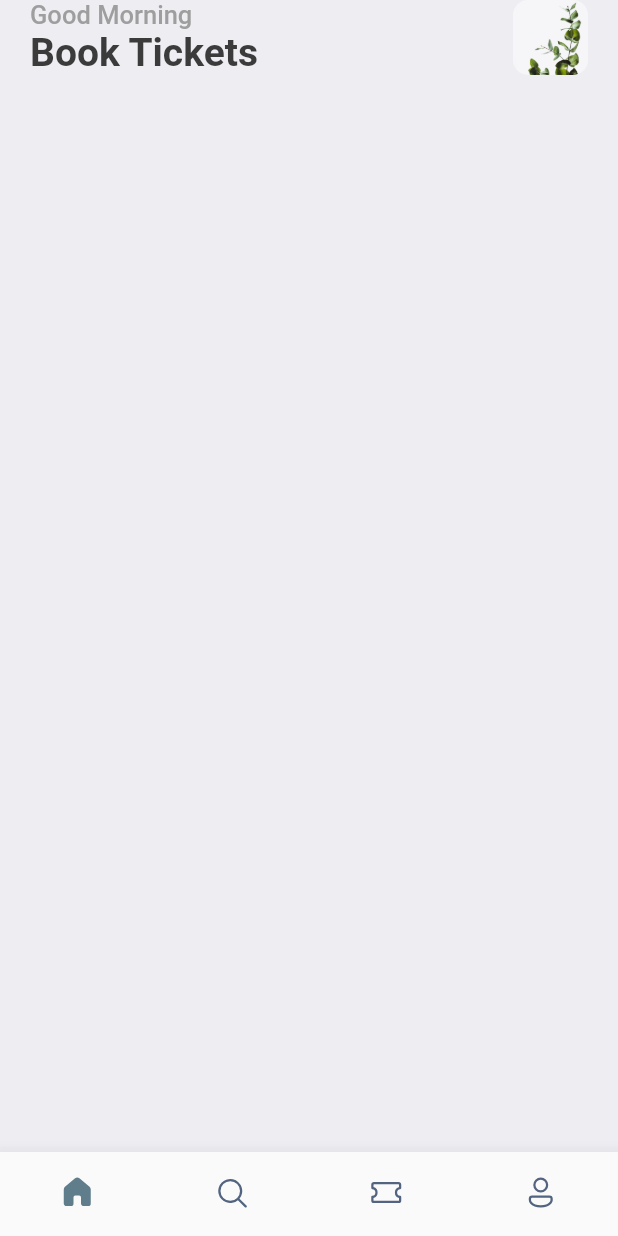
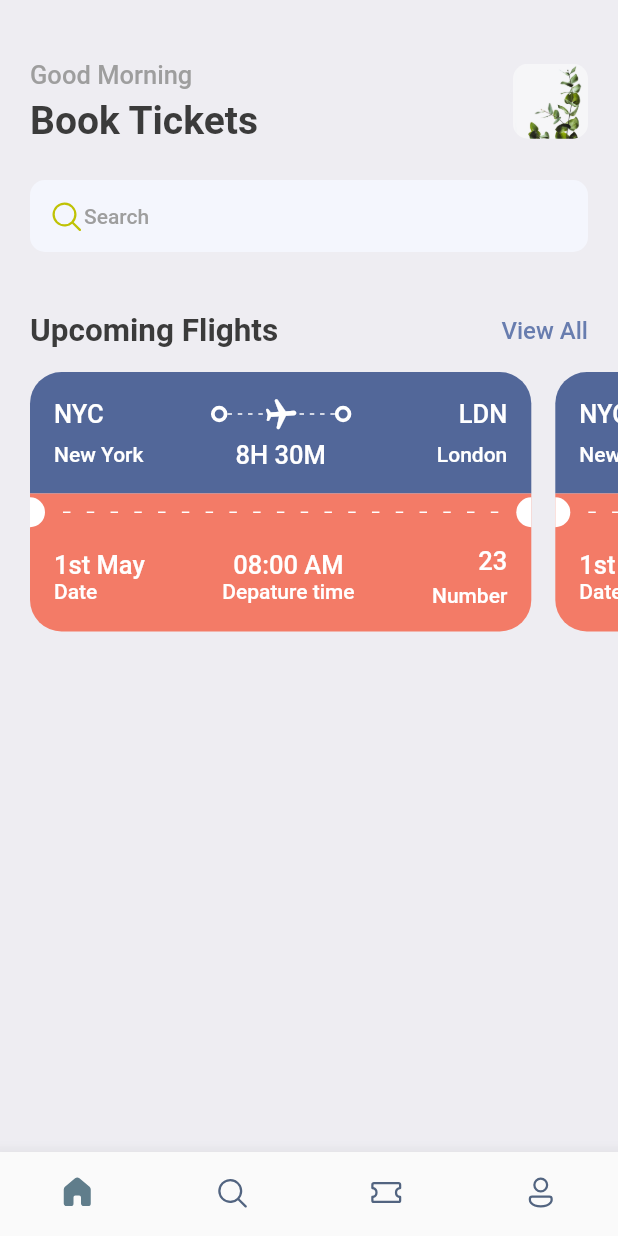
Before and after one commit to john9384/book_flight, a Flutter app: the screen it shows after launch, on a phone screen of 412 x 824 dp. Run offline on Flutter 3.47's test engine with Material 2 defaults, Android fonts, the phone set to English and light mode, and no system bars; our stand-ins replace fluentui_icons, gap.

Commit message:
added header and ticket section to home page

```diff
--- /dev/null
+++ b/lib/components/ticket_view.dart
@@ -0,0 +1,199 @@
+import 'package:flutter/material.dart';
+import 'package:gap/gap.dart';
+import 'package:my_first_flutter/utils/app_layout.dart';
+import 'package:my_first_flutter/utils/app_styles.dart';
+import 'package:my_first_flutter/widgets/thick_container.dart';
+
+class TicketView extends StatelessWidget {
+  const TicketView({Key? key}) : super(key: key);
+
+  @override
+  Widget build(BuildContext context) {
+    final size = AppLayout.getSize(context);
+    return SizedBox(
+      width: size.width * 0.85,
+      height: 200,
+      child: Container(
+        margin: const EdgeInsets.only(right: 16),
+        child: Column(children: [
+          Container(
+              decoration: const BoxDecoration(
+                color: Color(0xFF526799),
+                borderRadius: BorderRadius.only(
+                    topLeft: Radius.circular(21),
+                    topRight: Radius.circular(21)),
+              ),
+              padding: const EdgeInsets.all(16),
+              child: Column(
+                children: [
+                  Row(
+                    children: [
+                      Text("NYC",
+                          style: CustomStyles.headlineStyle3
+                              .copyWith(color: Colors.white)),
+                      const Spacer(),
+                      const ThickContainer(),
+                      Expanded(
+                          child: Stack(
+                        children: [
+                          SizedBox(
+                              height: 24,
+                              child: LayoutBuilder(
+                                builder: (BuildContext context,
+                                    BoxConstraints constraints) {
+                                  return Flex(
+                                    direction: Axis.horizontal,
+                                    mainAxisAlignment:
+                                        MainAxisAlignment.spaceBetween,
+                                    mainAxisSize: MainAxisSize.max,
+                                    children: List.generate(
+                                        (constraints.constrainWidth() / 6)
+                                            .floor(),
+                                        (index) => const SizedBox(
+                                            width: 3,
+                                            height: 1,
+                                            child: DecoratedBox(
+                                              decoration: BoxDecoration(
+                                                  color: Colors.white),
+                                            ))),
+                                  );
+                                },
+                              )),
+                          Center(
+                              child: Transform.rotate(
+                                  angle: 1.5,
+                                  child: const Icon(Icons.local_airport_rounded,
+                                      color: Colors.white))),
+                        ],
+                      )),
+                      const ThickContainer(),
+                      const Spacer(),
+                      Text("LDN",
+                          style: CustomStyles.headlineStyle3
+                              .copyWith(color: Colors.white))
+                    ],
+                  ),
+                  const Gap(5),
+                  Row(
+                    mainAxisAlignment: MainAxisAlignment.spaceBetween,
+                    children: [
+                      SizedBox(
+                        width: 100,
+                        child: Text("New York",
+                            style: CustomStyles.headlineStyle4
+                                .copyWith(color: Colors.white)),
+                      ),
+                      Text("8H 30M",
+                          style: CustomStyles.headlineStyle3
+                              .copyWith(color: Colors.white)),
+                      SizedBox(
+                        width: 100,
+                        child: Text("London",
+                            textAlign: TextAlign.end,
+                            style: CustomStyles.headlineStyle4
+                                .copyWith(color: Colors.white)),
+                      )
+                    ],
+                  )
+                ],
+              )),
+          Container(
+            color: CustomStyles.orangeColor,
+            child: Row(children: [
+              const SizedBox(
+                  height: 20,
+                  width: 10,
+                  child: DecoratedBox(
+                    decoration: BoxDecoration(
+                        color: Colors.white,
+                        borderRadius: BorderRadius.only(
+                            topRight: Radius.circular(10),
+                            bottomRight: Radius.circular(10))),
+                  )),
+              Expanded(
+                  child: Padding(
+                padding: const EdgeInsets.all(12.0),
+                child: LayoutBuilder(
+                  builder: (BuildContext context, BoxConstraints constraints) {
+                    return Flex(
+                      direction: Axis.horizontal,
+                      mainAxisAlignment: MainAxisAlignment.spaceBetween,
+                      mainAxisSize: MainAxisSize.max,
+                      children: List.generate(
+                          (constraints.constrainWidth() / 15).floor(),
+                          (index) => const SizedBox(
+                              width: 5,
+                              height: 1,
+                              child: DecoratedBox(
+                                decoration: BoxDecoration(color: Colors.white),
+                              ))),
+                    );
+                  },
+                ),
+              )),
+              const SizedBox(
+                  height: 20,
+                  width: 10,
+                  child: DecoratedBox(
+                    decoration: BoxDecoration(
+                        color: Colors.white,
+                        borderRadius: BorderRadius.only(
+                            topLeft: Radius.circular(10),
+                            bottomLeft: Radius.circular(10))),
+                  ))
+            ]),
+          ),
+          Container(
+              decoration: BoxDecoration(
+                color: CustomStyles.orangeColor,
+                borderRadius: const BorderRadius.only(
+                    bottomLeft: Radius.circular(21),
+                    bottomRight: Radius.circular(21)),
+              ),
+              padding: const EdgeInsets.only(
+                  left: 16, top: 10, right: 16, bottom: 16),
+              child: Row(
+                mainAxisAlignment: MainAxisAlignment.spaceBetween,
+                children: [
+                  Column(
+                    crossAxisAlignment: CrossAxisAlignment.start,
+                    children: [
+                      Text("1st May",
+                          style: CustomStyles.headlineStyle3
+                              .copyWith(color: Colors.white)),
+                      Text("Date",
+                          style: CustomStyles.headlineStyle4
+                              .copyWith(color: Colors.white)),
+                    ],
+                  ),
+                  Column(
+                    crossAxisAlignment: CrossAxisAlignment.center,
+                    children: [
+                      Text("08:00 AM",
+                          style: CustomStyles.headlineStyle3
+                              .copyWith(color: Colors.white)),
+                      Text("Depature time",
+                          style: CustomStyles.headlineStyle4
+                              .copyWith(color: Colors.white)),
+                    ],
+                  ),
+                  Column(
+                    crossAxisAlignment: CrossAxisAlignment.end,
+                    children: [
+                      Text("23",
+                          style: CustomStyles.headlineStyle3
+                              .copyWith(color: Colors.white)),
+                      const Gap(5),
+                      Text("Number",
+                          textAlign: TextAlign.end,
+                          style: CustomStyles.headlineStyle4
+                              .copyWith(color: Colors.white)),
+                    ],
+                  )
+                ],
+              ))
+        ]),
+      ),
+    );
+  }
+}
--- a/lib/main.dart
+++ b/lib/main.dart
@@ -1,5 +1,5 @@
 import 'package:flutter/material.dart';
-import 'package:my_first_flutter/screens/bottom_bar.dart';
+import 'package:my_first_flutter/components/bottom_bar.dart';
 import 'package:my_first_flutter/utils/app_styles.dart';
 
 void main() {
--- a/lib/screens/home.dart
+++ /dev/null
@@ -1,46 +0,0 @@
-import 'package:flutter/cupertino.dart';
-import 'package:flutter/material.dart';
-import 'package:my_first_flutter/utils/app_styles.dart';
-
-class HomeScreen extends StatelessWidget {
-  const HomeScreen({Key? key}) : super(key: key);
-
-  @override
-  Widget build(BuildContext context) {
-    return Scaffold(
-        backgroundColor: CustomStyles.bgColor,
-        body: ListView(
-          children: [
-            Container(
-                padding: const EdgeInsets.symmetric(horizontal: 20),
-                child: Column(
-                  children: [
-                    Row(
-                      mainAxisAlignment: MainAxisAlignment.spaceBetween,
-
-                      children: [
-                        Column(
-                          crossAxisAlignment: CrossAxisAlignment.start,
-                          children: [
-                            Text('Good Morning', style: CustomStyles.headlineStyle3),
-                            Text('Book Tickets', style: CustomStyles.headlineStyle1)
-                          ],
-                        ),
-                        Container(
-                          height: 50,
-                          width: 50,
-                          decoration: BoxDecoration(
-                              borderRadius: BorderRadius.circular(10),
-                              image: const DecorationImage(
-                                fit: BoxFit.cover,
-                                image: AssetImage("assets/images/leaf.jpg"),
-                              )),
-                        )
-                      ],
-                    )
-                  ],
-                ))
-          ],
-        ));
-  }
-}
--- /dev/null
+++ b/lib/screens/home/header.dart
@@ -0,0 +1,64 @@
+import 'package:fluentui_icons/fluentui_icons.dart';
+import 'package:flutter/cupertino.dart';
+import 'package:flutter/material.dart';
+import 'package:gap/gap.dart';
+
+import '../../utils/app_styles.dart';
+
+class HomeHeader extends StatelessWidget {
+  const HomeHeader({Key? key}) : super(key: key);
+
+  @override
+  Widget build(BuildContext context) {
+    return Container(
+      padding: const EdgeInsets.symmetric(horizontal: 20),
+      child: Column(
+        children: [
+          const Gap(40),
+          Row(
+            mainAxisAlignment: MainAxisAlignment.spaceBetween,
+            children: [
+              Column(
+                crossAxisAlignment: CrossAxisAlignment.start,
+                children: [
+                  Text('Good Morning', style: CustomStyles.headlineStyle3),
+                  const Gap(5),
+                  Text('Book Tickets', style: CustomStyles.headlineStyle1)
+                ],
+              ),
+              Container(
+                height: 50,
+                width: 50,
+                decoration: BoxDecoration(
+                    borderRadius: BorderRadius.circular(10),
+                    image: const DecorationImage(
+                      fit: BoxFit.cover,
+                      image: AssetImage("assets/images/leaf.jpg"),
+                    )),
+              )
+            ],
+          ),
+          const Gap(25),
+          Container(
+            decoration: BoxDecoration(
+                borderRadius: BorderRadius.circular(10),
+                color: const Color(0xFFF4F6FD)),
+            padding: const EdgeInsets.symmetric(horizontal: 12, vertical: 12),
+            child: Row(
+              children: [
+                const Icon(
+                  FluentSystemIcons.ic_fluent_search_regular,
+                  color: Color(0xFFBFC205),
+                ),
+                Text(
+                  "Search",
+                  style: CustomStyles.headlineStyle4,
+                )
+              ],
+            ),
+          ),
+        ],
+      ),
+    );
+  }
+}
--- /dev/null
+++ b/lib/screens/home/home.dart
@@ -0,0 +1,18 @@
+import 'package:flutter/material.dart';
+import 'package:gap/gap.dart';
+import 'package:my_first_flutter/screens/home/header.dart';
+import 'package:my_first_flutter/screens/home/ticket_section.dart';
+import 'package:my_first_flutter/utils/app_styles.dart';
+
+class HomeScreen extends StatelessWidget {
+  const HomeScreen({Key? key}) : super(key: key);
+
+  @override
+  Widget build(BuildContext context) {
+    return Scaffold(
+        backgroundColor: CustomStyles.bgColor,
+        body: ListView(
+          children: const [HomeHeader(), Gap(40), UpcomingTickets()],
+        ));
+  }
+}
--- /dev/null
+++ b/lib/screens/home/ticket_section.dart
@@ -0,0 +1,44 @@
+import 'package:flutter/material.dart';
+import 'package:gap/gap.dart';
+
+import '../../components/ticket_view.dart';
+import '../../utils/app_styles.dart';
+
+class UpcomingTickets extends StatelessWidget {
+  const UpcomingTickets({Key? key}) : super(key: key);
+
+  @override
+  Widget build(BuildContext context) {
+    return Column(
+      children: [
+        Padding(
+          padding: const EdgeInsets.only(left: 20, right: 20),
+          child: Row(
+            mainAxisAlignment: MainAxisAlignment.spaceBetween,
+            children: [
+              Text("Upcoming Flights", style: CustomStyles.headlineStyle2),
+              InkWell(
+                onTap: () {
+                  print("Clicked View all");
+                },
+                child: Text("View All",
+                    style: CustomStyles.textStyle
+                        .copyWith(color: CustomStyles.primaryColor)),
+              )
+            ],
+          ),
+        ),
+        const Gap(15),
+        SingleChildScrollView(
+          scrollDirection: Axis.horizontal,
+          padding: const EdgeInsets.only(left: 20),
+          child: Row(children: const [
+            TicketView(),
+            TicketView(),
+            TicketView(),
+          ]),
+        )
+      ],
+    );
+  }
+}
--- /dev/null
+++ b/lib/utils/app_layout.dart
@@ -0,0 +1,7 @@
+import 'package:flutter/material.dart';
+
+class AppLayout {
+  static getSize(BuildContext context) {
+    return MediaQuery.of(context).size;
+  }
+}
--- a/lib/utils/app_styles.dart
+++ b/lib/utils/app_styles.dart
@@ -2,14 +2,19 @@ import 'package:flutter/material.dart';
 
 Color primary = const Color(0xFF687daf);
 
-class CustomStyles{
+class CustomStyles {
   static Color primaryColor = primary;
   static Color textColor = const Color(0xFF3b3b3b);
   static Color bgColor = const Color(0xFFeeedf2);
-  static Color orange = const Color(0xFF526799);
-  static TextStyle textStyle = TextStyle(fontSize: 16, color: textColor, fontWeight: FontWeight.w500);
-  static TextStyle headlineStyle1 = TextStyle(fontSize: 26, color: textColor, fontWeight: FontWeight.bold);
-  static TextStyle headlineStyle2 = TextStyle(fontSize: 21, color: textColor, fontWeight: FontWeight.bold);
-  static TextStyle headlineStyle3 = TextStyle(fontSize: 17, color: Colors.grey.shade500, fontWeight: FontWeight.w500);
-  static TextStyle headlineStyle4 = TextStyle(fontSize: 14, color: Colors.grey.shade500, fontWeight: FontWeight.w500);
+  static Color orangeColor = const Color(0xFFF37B67);
+  static TextStyle textStyle =
+      TextStyle(fontSize: 16, color: textColor, fontWeight: FontWeight.w500);
+  static TextStyle headlineStyle1 =
+      TextStyle(fontSize: 26, color: textColor, fontWeight: FontWeight.bold);
+  static TextStyle headlineStyle2 =
+      TextStyle(fontSize: 21, color: textColor, fontWeight: FontWeight.bold);
+  static TextStyle headlineStyle3 = TextStyle(
+      fontSize: 17, color: Colors.grey.shade500, fontWeight: FontWeight.w500);
+  static TextStyle headlineStyle4 = TextStyle(
+      fontSize: 14, color: Colors.grey.shade500, fontWeight: FontWeight.w500);
 }
--- /dev/null
+++ b/lib/widgets/thick_container.dart
@@ -0,0 +1,16 @@
+import 'package:flutter/material.dart';
+
+class ThickContainer extends StatelessWidget {
+  const ThickContainer({Key? key}) : super(key: key);
+
+  @override
+  Widget build(BuildContext context) {
+    return Container(
+      padding: const EdgeInsets.all(3.0),
+      decoration: BoxDecoration(
+        borderRadius: BorderRadius.circular(20),
+        border: Border.all(width: 2.5, color: Colors.white),
+      ),
+    );
+  }
+}
--- a/pubspec.yaml
+++ b/pubspec.yaml
@@ -3,7 +3,7 @@ description: A new Flutter project.
 
 # The following line prevents the package from being accidentally published to
 # pub.dev using `flutter pub publish`. This is preferred for private packages.
-publish_to: 'none' # Remove this line if you wish to publish to pub.dev
+publish_to: "none" # Remove this line if you wish to publish to pub.dev
 
 # The following defines the version and build number for your application.
 # A version number is three numbers separated by dots, like 1.2.43
@@ -30,11 +30,11 @@ dependencies:
   flutter:
     sdk: flutter
 
-
   # The following adds the Cupertino Icons font to your application.
   # Use with the CupertinoIcons class for iOS style icons.
   cupertino_icons: ^1.0.2
   fluentui_icons: ^1.0.0
+  gap: ^2.0.0
 
 dev_dependencies:
   flutter_test:
@@ -52,7 +52,6 @@ dev_dependencies:
 
 # The following section is specific to Flutter packages.
 flutter:
-
   # The following line ensures that the Material Icons font is
   # included with your application, so that you can use the icons in
   # the material Icons class.
```
Also changed, not shown: lib/components/bottom_bar.dart (renamed from lib/screens/bottom_bar.dart, +5 -6 lines), pubspec.lock.
